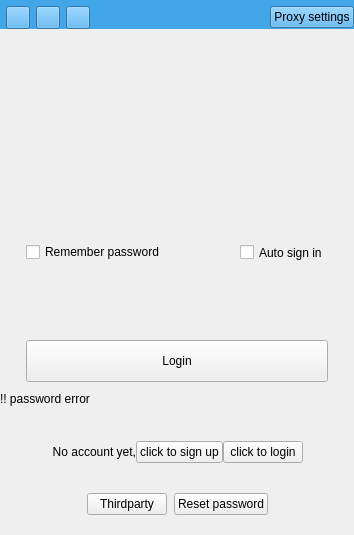
Above: src/ui/wizLoginDialog.ui from WizTeam/WizQTClient before the change. Below: the same form after it.
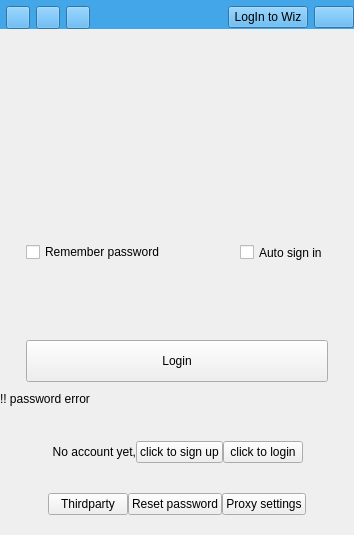
That is the form after the change. The open tabs and pages were chosen to show the change. Custom widgets are drawn as their Qt base class.

Commit message: 使用statemachine控制wizbox登录界面

```diff
--- a/src/ui/wizLoginDialog.ui
+++ b/src/ui/wizLoginDialog.ui
@@ -110,18 +110,16 @@
            </spacer>
           </item>
           <item>
-           <widget class="QPushButton" name="btn_proxysetting">
-            <property name="sizePolicy">
-             <sizepolicy hsizetype="Maximum" vsizetype="Fixed">
-              <horstretch>0</horstretch>
-              <verstretch>0</verstretch>
-             </sizepolicy>
+           <widget class="QPushButton" name="btn_wizLogIn">
+            <property name="text">
+             <string>LogIn to Wiz</string>
             </property>
-            <property name="cursor">
-             <cursorShape>PointingHandCursor</cursorShape>
-            </property>
+           </widget>
+          </item>
+          <item>
+           <widget class="QPushButton" name="btn_wizBoxLogIn">
             <property name="text">
-             <string>Proxy settings</string>
+             <string/>
             </property>
            </widget>
           </item>
@@ -653,7 +651,7 @@
        <property name="sizeHint" stdset="0">
         <size>
          <width>10</width>
-         <height>5</height>
+         <height>0</height>
         </size>
        </property>
       </spacer>
@@ -668,13 +666,6 @@
        </property>
       </widget>
      </item>
-     <item>
-      <widget class="QLabel" name="label_separator3">
-       <property name="text">
-        <string/>
-       </property>
-      </widget>
-     </item>
      <item>
       <widget class="QPushButton" name="btn_fogetpass">
        <property name="sizePolicy">
@@ -691,6 +682,22 @@
        </property>
       </widget>
      </item>
+     <item>
+      <widget class="QPushButton" name="btn_proxysetting">
+       <property name="sizePolicy">
+        <sizepolicy hsizetype="Maximum" vsizetype="Fixed">
+         <horstretch>0</horstretch>
+         <verstretch>0</verstretch>
+        </sizepolicy>
+       </property>
+       <property name="cursor">
+        <cursorShape>PointingHandCursor</cursorShape>
+       </property>
+       <property name="text">
+        <string>Proxy settings</string>
+       </property>
+      </widget>
+     </item>
      <item>
       <spacer name="horizontalSpacer_8">
        <property name="orientation">
@@ -699,7 +706,7 @@
        <property name="sizeHint" stdset="0">
         <size>
          <width>10</width>
-         <height>5</height>
+         <height>0</height>
         </size>
        </property>
       </spacer>
```
Left out of the diff: 6 changed lines with no effect on the pictures. The commit also changes 5 other files.
